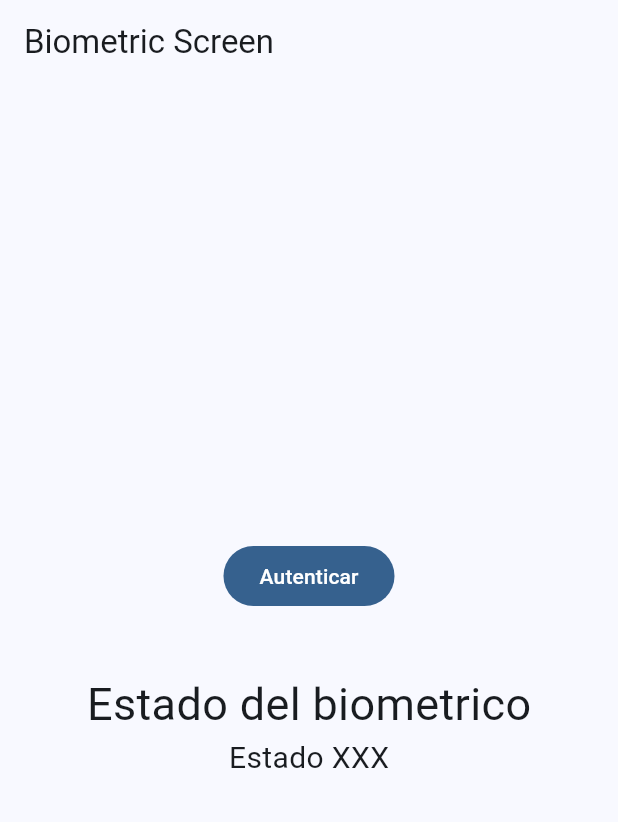
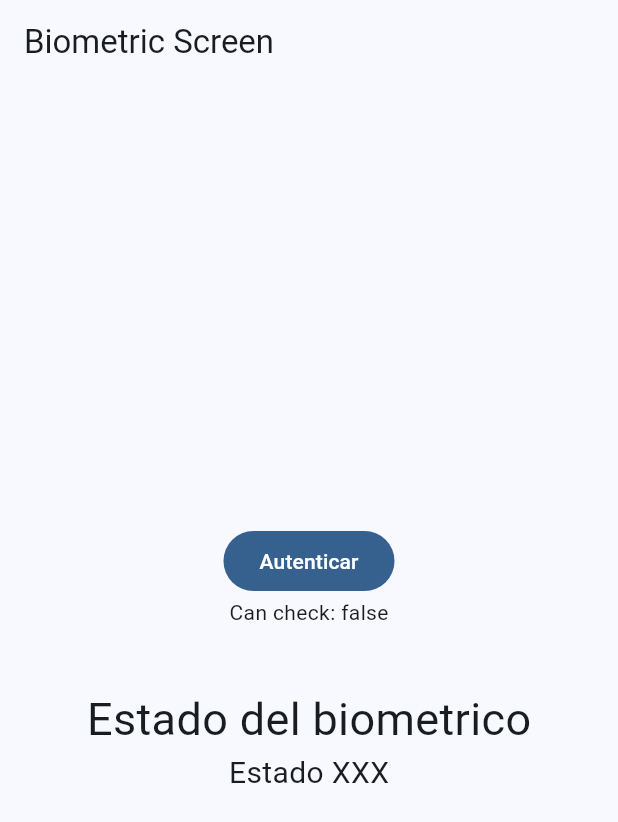
Before and after one commit to alvag/miscelaneos_recursos_nativos_flutter, a Flutter app: the BiometricScreen screen opened by its route, on a phone screen of 412 x 824 dp. Shown: the top 822 px of the screen. Run offline on Flutter 3.47's test engine with Material 2 defaults, Android fonts, the phone set to English and light mode, and no system bars; our stand-ins replace dio, flutter_compass, flutter_riverpod, go_router, google_fonts, local_auth and 3 more.

```diff
--- /dev/null
+++ b/lib/presentation/providers/local_auth/local_auth_providers.dart
@@ -0,0 +1,6 @@
+import 'package:flutter_riverpod/flutter_riverpod.dart';
+import 'package:miscelaneos/config/config.dart';
+
+final canCheckBiometricsProvider = FutureProvider<bool>((ref) async {
+  return await LocalAuthPlugin.canCheckBiometrics();
+});
--- a/lib/presentation/providers/providers.dart
+++ b/lib/presentation/providers/providers.dart
@@ -6,3 +6,4 @@ export 'sensors/magnetometer_provider.dart';
 export 'compass/compass_provider.dart';
 export 'pokemons/pokemon_list_provider.dart';
 export 'pokemon/pokemon_provider.dart';
+export 'local_auth/local_auth_providers.dart';
--- a/lib/presentation/screens/biometrics/biometric_screen.dart
+++ b/lib/presentation/screens/biometrics/biometric_screen.dart
@@ -1,10 +1,14 @@
 import 'package:flutter/material.dart';
+import 'package:flutter_riverpod/flutter_riverpod.dart';
+import 'package:miscelaneos/presentation/providers/providers.dart';
 
-class BiometricScreen extends StatelessWidget {
+class BiometricScreen extends ConsumerWidget {
   const BiometricScreen({super.key});
 
   @override
-  Widget build(BuildContext context) {
+  Widget build(BuildContext context, ref) {
+    final canCheckBiometrics = ref.watch(canCheckBiometricsProvider);
+
     return Scaffold(
       appBar: AppBar(
         title: const Text('Biometric Screen'),
@@ -17,6 +21,11 @@ class BiometricScreen extends StatelessWidget {
               onPressed: () {},
               child: const Text('Autenticar'),
             ),
+            canCheckBiometrics.when(
+              data: (canCheck) => Text('Can check: $canCheck'),
+              error: (error, _) => Text('Error: $error'),
+              loading: () => const CircularProgressIndicator(),
+            ),
             const SizedBox(height: 40),
             const Text('Estado del biometrico', style: TextStyle(fontSize: 30)),
             const Text('Estado XXX', style: TextStyle(fontSize: 20)),
```
